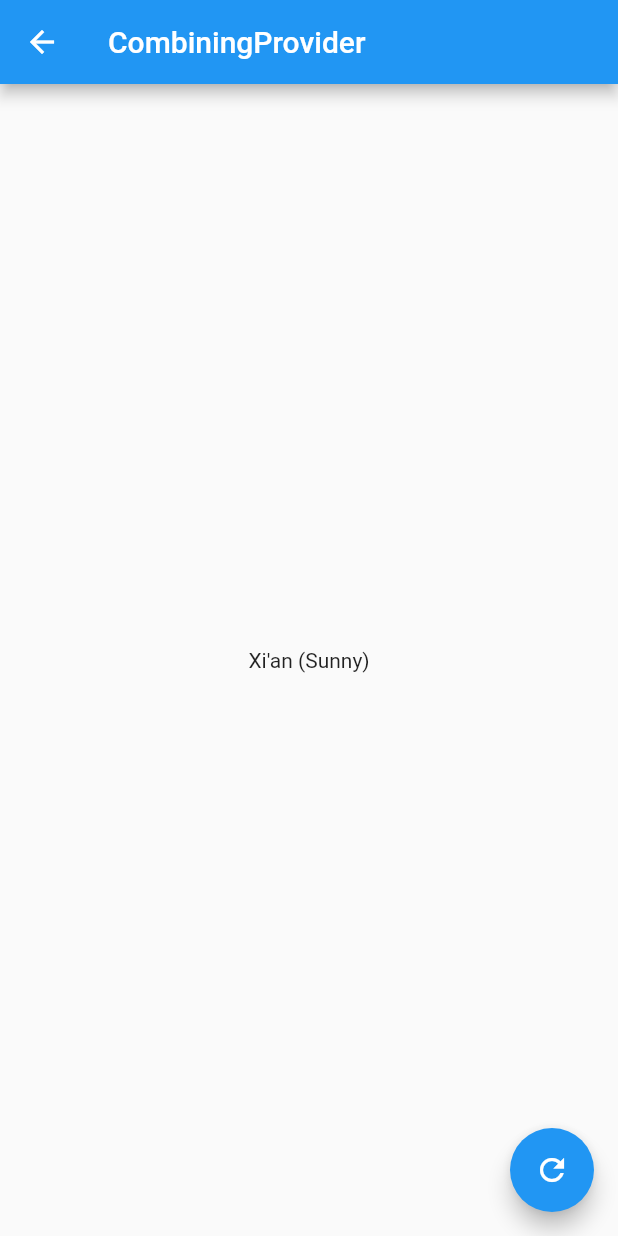
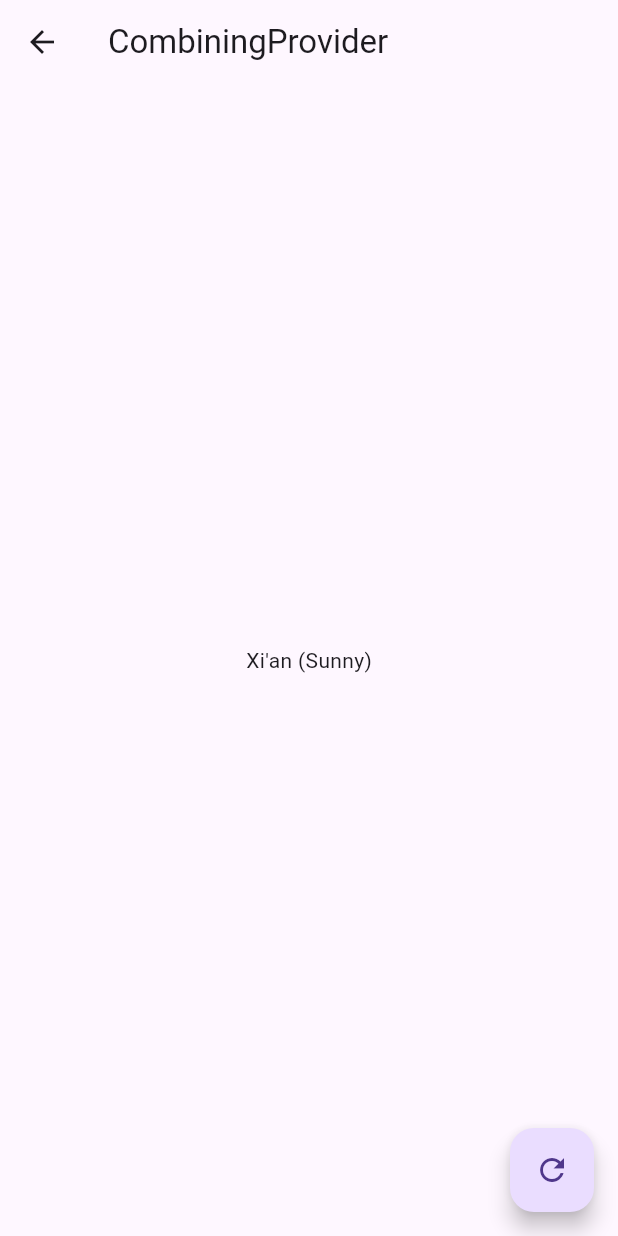
Before and after one commit to simplezhli/flutter_riverpod_examples, a Flutter app: the CombiningProviderExample2 screen opened directly, after a tap on the "refresh" icon, on a phone screen of 412 x 824 dp. Run offline on Flutter 3.47's test engine with Material 2 defaults, Android fonts, the phone set to English and light mode, and no system bars; our stand-ins replace flutter_riverpod.

Commit message:
升级至 2.1.1

```diff
--- a/lib/auto_dispose/auto_dispose_example.dart
+++ b/lib/auto_dispose/auto_dispose_example.dart
@@ -32,7 +32,7 @@ class AutoDisposeExample1 extends ConsumerWidget {
         ),
       ),
       floatingActionButton: FloatingActionButton(
-        onPressed: () => ref.read(autoStateProvider.state).state++,
+        onPressed: () => ref.read(autoStateProvider.notifier).state++,
         tooltip: 'Increment',
         child: Icon(Icons.add),
       ),
--- a/lib/auto_dispose/auto_dispose_future_example.dart
+++ b/lib/auto_dispose/auto_dispose_future_example.dart
@@ -8,8 +8,7 @@ final futureProvider = FutureProvider.autoDispose<String>((ref) async {
 
   /// 延时3s
   await Future.delayed(const Duration(seconds: 3));
-  /// 延时期间退出不保留结果。否则maintainState为true时，则将保留状态，下次重新进入页面时不会触发延时。
-  ref.maintainState = true;
+  /// 调用ref.keepAlive();，则将保留状态，下次重新进入页面时不会触发延时。
   return 'Riverpod';
 });
 
--- a/lib/combining_providers/combining_watch.dart
+++ b/lib/combining_providers/combining_watch.dart
@@ -24,11 +24,11 @@ class CombiningProviderExample2 extends ConsumerWidget {
       floatingActionButton: FloatingActionButton(
         onPressed: () {
           /// 修改状态
-          String city = ref.read(cityProvider.state).state;
+          String city = ref.read(cityProvider.notifier).state;
           if (city == 'London') {
-            ref.read(cityProvider.state).state = "Xi'an";
+            ref.read(cityProvider.notifier).state = "Xi'an";
           } else {
-            ref.read(cityProvider.state).state = 'London';
+            ref.read(cityProvider.notifier).state = 'London';
           }
         },
         tooltip: 'Refresh',
--- a/lib/main.dart
+++ b/lib/main.dart
@@ -36,8 +36,9 @@ class MyApp extends StatelessWidget {
     return MaterialApp(
       title: 'Riverpod Example',
       theme: ThemeData(
-        primarySwatch: Colors.blue,
+        primarySwatch: Colors.deepPurple,
         visualDensity: VisualDensity.adaptivePlatformDensity,
+        useMaterial3: true
       ),
       home: HomePage(),
     );
--- a/lib/provider_listener/provider_listener_example.dart
+++ b/lib/provider_listener/provider_listener_example.dart
@@ -39,7 +39,7 @@ class ProviderListenerExample extends ConsumerWidget {
       ),
       floatingActionButton: FloatingActionButton(
         /// 使用read获取counterProvider，操作state。
-        onPressed: () => ref.read(stateProvider.state).state++,
+        onPressed: () => ref.read(stateProvider.notifier).state++,
         tooltip: 'Increment',
         child: Icon(Icons.add),
       ),
--- a/lib/select/select_example.dart
+++ b/lib/select/select_example.dart
@@ -2,7 +2,7 @@
 import 'dart:math';
 
 import 'package:flutter/material.dart';
-import 'package:hooks_riverpod/hooks_riverpod.dart';
+import 'package:flutter_riverpod/flutter_riverpod.dart';
 
 final ChangeNotifierProvider<Person> personProvider = ChangeNotifierProvider((_) => Person());
 
@@ -34,7 +34,7 @@ class SelectExample extends ConsumerWidget {
         child: Column(
           mainAxisAlignment: MainAxisAlignment.center,
           children: <Widget>[
-            HookConsumer(
+            Consumer(
               builder: (_, ref, __) {
                 String name = ref.watch(personProvider.select((p) => p.name));
                 return Text(
@@ -42,7 +42,7 @@ class SelectExample extends ConsumerWidget {
                 );
               },
             ),
-            HookConsumer(
+            Consumer(
               builder: (_, ref, __) {
                 int age = ref.watch(personProvider.select((p) => p.age));
                 return Text(
--- a/lib/state_provider/state_provider_example.dart
+++ b/lib/state_provider/state_provider_example.dart
@@ -34,7 +34,7 @@ class StateProviderExample extends ConsumerWidget {
       ),
       floatingActionButton: FloatingActionButton(
         /// 使用read获取counterProvider，操作state。
-        onPressed: () => ref.read(stateProvider.state).state++,
+        onPressed: () => ref.read(stateProvider.notifier).state++,
         tooltip: 'Increment',
         child: Icon(Icons.add),
       ),
```
Also changed, not shown: pubspec.yaml (+3 -4 lines), pubspec.lock, 10 other files.
